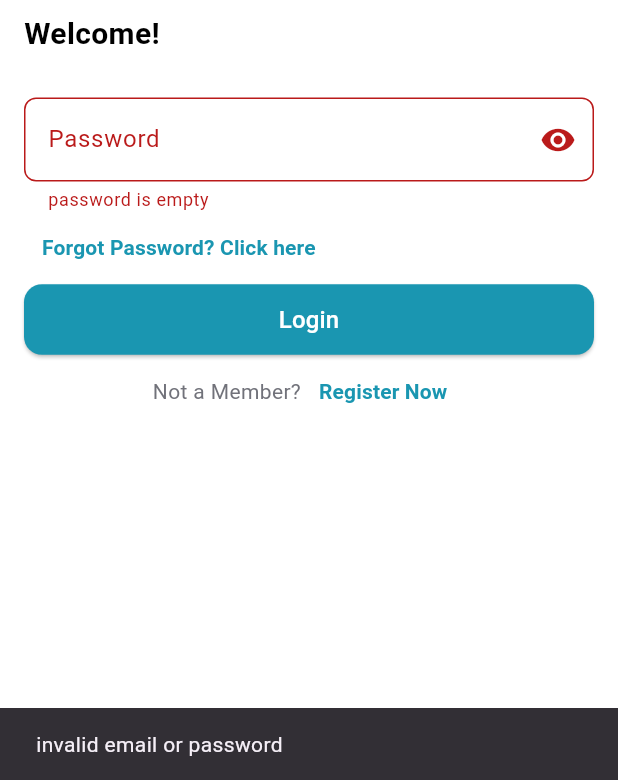
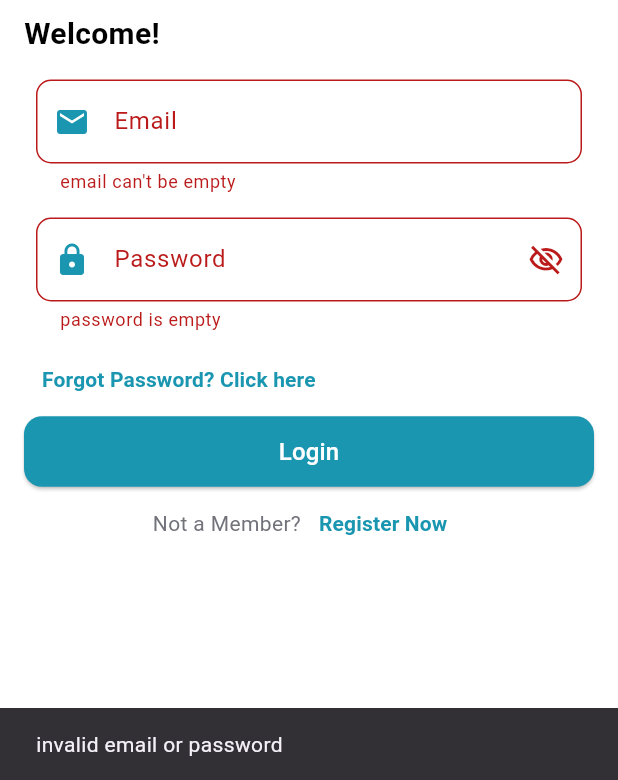
Before and after one commit to Sprints-Flutter-Bootcamp-Projects/GPS-Attendance-App, a Flutter app: the LoginScreen screen opened directly, after a tap on "Login", on a phone screen of 412 x 824 dp, the part 456-1236 px from its top. Run offline on Flutter 3.47's test engine with Material 3 defaults, Android fonts, the phone set to English and light mode, and no system bars; our stand-ins replace cloud_firestore, firebase_auth, firebase_core, geolocator, google_maps_flutter; accounts and stored records are empty.

Commit message:
used the custom field in the login screen

```diff
--- a/lib/features/authentication/screens/login_screen.dart
+++ b/lib/features/authentication/screens/login_screen.dart
@@ -59,61 +59,33 @@ class _LoginScreenState extends State<LoginScreen> {
                 ),
               ),
               // email field
-              // CustomTextFormField(
-              //   labelText: 'Email',
-              //   controller: _emailController,
-              //   validator: (value) {
-              //     //checking the validation of an email
-              //     if (value != null && value.isEmpty) {
-              //       return "email can't be empty";
-              //     } else if (value != null && !value.contains('@')) {
-              //       //must contain @ character
-              //       print("email must have");
-              //       SnackBar snackBar = SnackBar(
-              //         content: Text("invalid syntax"),
-              //         duration: Duration(seconds: 2),
-              //       );
-              //       ScaffoldMessenger.of(context).showSnackBar(snackBar);
-              //     }
-              //     return null;
-              //   },
-              // ),
-              SizedBox(height: 20),
+              CustomTextField(
+                label: 'Email',
+                labelIcon: Icons.email,
+                controller: _emailController,
+                validator: (value) {
+                  //checking the validation of an email
+                  if (value != null && value.isEmpty) {
+                    return "email can't be empty";
+                  } else if (value != null && !value.contains('@')) {
+                    //must contain @ character
+                    print("email must have");
+                    SnackBar snackBar = SnackBar(
+                      content: Text("invalid syntax"),
+                      duration: Duration(seconds: 2),
+                    );
+                    ScaffoldMessenger.of(context).showSnackBar(snackBar);
+                  }
+                  return null;
+                },
+              ),
               // password field
-              TextFormField(
-                style: TextStyle(color: Colors.black),
+              CustomTextField(
+                label: 'Password',
+                labelIcon: Icons.lock,
                 controller: _passwordController,
-                obscureText: hiddenPassword,
-                decoration: InputDecoration(
-                    labelText: 'Password',
-                    floatingLabelStyle: TextStyle(
-                      color:
-                          Color(0xFF1A96B1), // Color of the label when focused
-                      fontSize: 14, // Optional: Adjust font size
-                    ),
-                    border: OutlineInputBorder(
-                      // Adds a border around the TextField
-                      borderRadius:
-                          BorderRadius.circular(8.0), // Rounded corners
-                      borderSide: const BorderSide(
-                        color: Color(0xFFC5C6CC), // Border color
-                        width: 2.0, // Border width
-                      ),
-                    ),
-                    focusedBorder: OutlineInputBorder(
-                      borderRadius: BorderRadius.circular(8.0),
-                      borderSide: BorderSide(
-                        color: Color(0xFF1A96B1), // Border color when focused
-                        width: 2.0,
-                      ),
-                    ),
-                    suffixIcon: IconButton(
-                        onPressed: () {
-                          togglePassword(); //the button of password visibility
-                        },
-                        icon: Icon(hiddenPassword
-                            ? Icons.visibility
-                            : Icons.visibility_off))),
+                obsecureText: true,
+                isPassword: true,
                 validator: (value) {
                   //checking the validation of the password
                   if (value != null && value.isEmpty) {
@@ -128,6 +100,7 @@ class _LoginScreenState extends State<LoginScreen> {
                   return null;
                 },
               ),
+
               TextButton(
                   style: ButtonStyle(
                       backgroundColor: WidgetStateColor.transparent),
```
